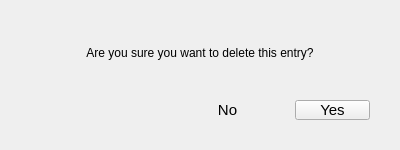
First picture: the form in confirmdelete.ui, repository someretical/TheoreticalDiary, before the edit.
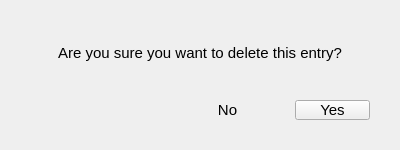
Second picture: the form after the edit.

```diff
--- a/confirmdelete.ui
+++ b/confirmdelete.ui
@@ -37,6 +37,11 @@
    </property>
    <item>
     <widget class="QLabel" name="label">
+     <property name="font">
+      <font>
+       <pointsize>11</pointsize>
+      </font>
+     </property>
      <property name="text">
       <string>Are you sure you want to delete this entry?</string>
      </property>
```
